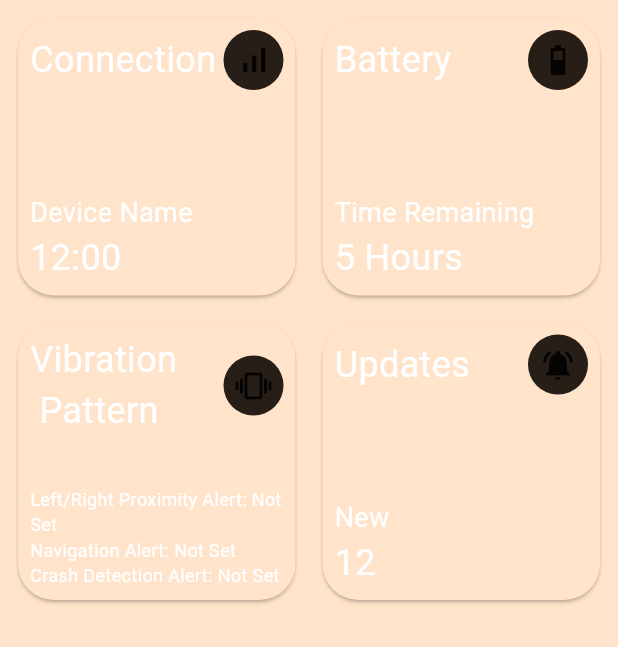
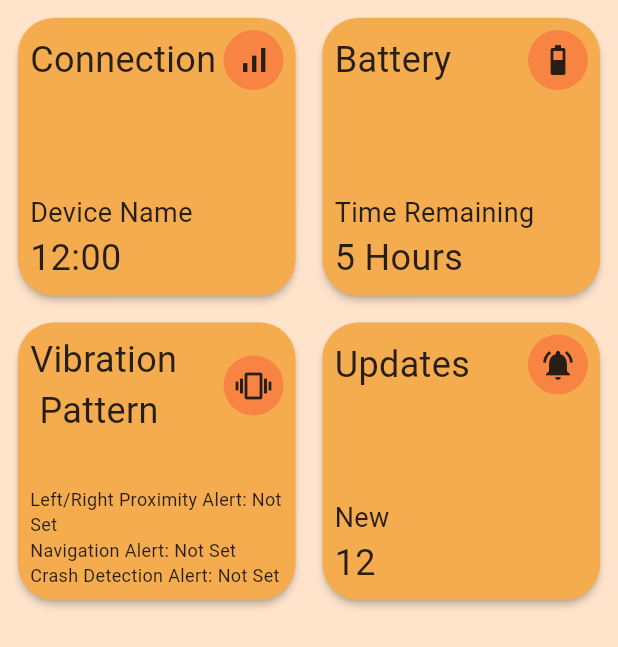
Before and after one commit to ashyturtle/vest-app, a Flutter app: the HomePage screen opened directly, on a phone screen of 412 x 824 dp. Shown: the top 647 px of the screen. Run offline on Flutter 3.47's test engine with Material 3 defaults, Android fonts, the phone set to English and light mode, and no system bars; our stand-ins replace cloud_firestore, firebase_auth, firebase_core, geocoding, google_fonts, google_maps_flutter and 6 more; missing offline and left inert: audio_session, flutter_polyline_points; accounts and stored records are empty.

Commit message:
Styles updated

```diff
--- a/lib/homePage.dart
+++ b/lib/homePage.dart
@@ -74,13 +74,14 @@
                           children: [
                             Text("Connection",
                             style: TextStyle(
-                                color: Colors.white,
+                              color: MyApp.accentColor,
                                 fontSize: 24,
 
                             ),
                             ),
                             Container(
-                              decoration: BoxDecoration(borderRadius: BorderRadius.circular(40), color: MyApp.accentColor),
+                              decoration: BoxDecoration(borderRadius: BorderRadius.circular(40), color: MyApp.secondaryColor),
+
                               width: 40,
                               height: 40,
                               child: isConnected ? Icon(Icons.signal_cellular_alt): Icon(Icons.signal_cellular_null),
@@ -93,13 +94,13 @@
                           children: [
                             Text("Device Name",
                                 style: TextStyle(
-                                    color: Colors.white,
+                                    color: MyApp.accentColor,
                                     fontSize: 18
                                 ),
                             ),
                             Text("12:00",
                               style: TextStyle(
-                                color: Colors.white,
+                                  color: MyApp.accentColor,
                                 fontSize: 24
                             ),)
 
@@ -147,13 +148,13 @@
                           children: [
                             Text("Battery",
                               style: TextStyle(
-                                color: Colors.white,
+                                color: MyApp.accentColor,
                                 fontSize: 24,
 
                               ),
                             ),
                             Container(
-                              decoration: BoxDecoration(borderRadius: BorderRadius.circular(40), color: MyApp.accentColor),
+                              decoration: BoxDecoration(borderRadius: BorderRadius.circular(40), color: MyApp.secondaryColor),
                               width: 40,
                               height: 40,
                               child: Builder(builder: (context) {
@@ -180,13 +181,13 @@
                           children: [
                             Text("Time Remaining",
                               style: TextStyle(
-                                  color: Colors.white,
+                                  color: MyApp.accentColor,
                                   fontSize: 18
                               ),
                             ),
                             Text("5 Hours",
                               style: TextStyle(
-                                  color: Colors.white,
+                                  color: MyApp.accentColor,
                                   fontSize: 24
                               ),)
 
@@ -212,15 +213,13 @@
                       Text(
                         "Vibration\n Pattern",
                         style: TextStyle(
-                          color: Colors.white,
+                          color: MyApp.accentColor,
                           fontSize: 24,
                         ),
                       ),
                       Container(
-                        decoration: BoxDecoration(
-                          borderRadius: BorderRadius.circular(40),
-                          color: MyApp.accentColor,
-                        ),
+                        decoration: BoxDecoration(borderRadius: BorderRadius.circular(40), color: MyApp.secondaryColor),
+
                         width: 40,
                         height: 40,
                         child: Icon(Icons.vibration),
@@ -233,15 +232,21 @@
                     children: [
                       Text(
                         "Left/Right Proximity Alert: ${leftRightProximityAlertID ?? "Not Set"}",
-                        style: TextStyle(color: Colors.white, fontSize: 12),
+                        style: TextStyle(
+                            color: MyApp.accentColor,
+                            fontSize: 12),
                       ),
                       Text(
                         "Navigation Alert: ${navigationAlertID ?? "Not Set"}",
-                        style: TextStyle(color: Colors.white, fontSize: 12),
+                        style: TextStyle(
+                            color: MyApp.accentColor,
+                            fontSize: 12),
                       ),
                       Text(
                         "Crash Detection Alert: ${crashDetectionAlertID ?? "Not Set"}",
-                        style: TextStyle(color: Colors.white, fontSize: 12),
+                        style: TextStyle(
+                            color: MyApp.accentColor,
+                            fontSize: 12),
                       ),
                     ],
                   ),
@@ -264,17 +269,19 @@
                   // Dropdown for Left/Right Proximity Alerts
                   Text(
                     "Left/Right Proximity Alerts",
-                    style: TextStyle(fontSize: 18, fontWeight: FontWeight.bold, color: Colors.white),
+                    style: TextStyle(fontSize: 18, fontWeight: FontWeight.bold, color: MyApp.accentColor,),
                   ),
                   DropdownButton<String>(
                     value: leftRightProximityAlertID,
                     hint: Text("Select Pattern",
-                    style: TextStyle(color: Colors.white)),
+                    style: TextStyle(
+                      color: MyApp.accentColor,
+                    )),
                     items: vibrationPatterns.map((String pattern) {
                       return DropdownMenuItem<String>(
                         value: pattern,
                         child: Text(pattern,
-                            style: TextStyle(color: Colors.white)),
+                            style: TextStyle(color: MyApp.accentColor,)),
                       );
                     }).toList(),
                     onChanged: (String? newValue) {
@@ -289,15 +296,15 @@
                   // Dropdown for Navigation Alerts
                   Text(
                     "Navigation Alerts",
-                    style: TextStyle(fontSize: 18, fontWeight: FontWeight.bold, color:Colors.white),
+                    style: TextStyle(fontSize: 18, fontWeight: FontWeight.bold, color: MyApp.accentColor,),
                   ),
                   DropdownButton<String>(
                     value: navigationAlertID,
-                    hint: Text("Select Pattern",style: TextStyle(color: Colors.white)),
+                    hint: Text("Select Pattern",style: TextStyle(color: MyApp.accentColor,)),
                     items: vibrationPatterns.map((String pattern) {
                       return DropdownMenuItem<String>(
                         value: pattern,
-                        child: Text(pattern, style: TextStyle(color: Colors.white)),
+                        child: Text(pattern, style: TextStyle(color: MyApp.accentColor,)),
                       );
                     }).toList(),
                     onChanged: (String? newValue) {
@@ -312,15 +319,15 @@
                   // Dropdown for Crash Detection Alerts
                   Text(
                     "Crash Detection Alerts",
-                    style: TextStyle(fontSize: 18, fontWeight: FontWeight.bold, color: Colors.white),
+                    style: TextStyle(fontSize: 18, fontWeight: FontWeight.bold, color: MyApp.accentColor,),
                   ),
                   DropdownButton<String>(
                     value: crashDetectionAlertID,
-                    hint: Text("Select Pattern",style: TextStyle(color: Colors.white)),
+                    hint: Text("Select Pattern",style: TextStyle(color: MyApp.accentColor,)),
                     items: vibrationPatterns.map((String pattern) {
                       return DropdownMenuItem<String>(
                         value: pattern,
-                        child: Text(pattern, style: TextStyle(color: Colors.white)),
+                        child: Text(pattern, style: TextStyle(color: MyApp.accentColor,)),
                       );
                     }).toList(),
                     onChanged: (String? newValue) {
@@ -373,13 +380,13 @@
                           children: [
                             Text("Updates",
                               style: TextStyle(
-                                color: Colors.white,
+                                color: MyApp.accentColor,
                                 fontSize: 24,
 
                               ),
                             ),
                             Container(
-                              decoration: BoxDecoration(borderRadius: BorderRadius.circular(40), color: MyApp.accentColor),
+                              decoration: BoxDecoration(borderRadius: BorderRadius.circular(40), color: MyApp.secondaryColor),
                               width: 40,
                               height: 40,
                               child: Icon(Icons.notifications_active),
@@ -392,13 +399,13 @@
                           children: [
                             Text("New",
                               style: TextStyle(
-                                  color: Colors.white,
+                                  color: MyApp.accentColor,
                                   fontSize: 18
                               ),
                             ),
                             Text("12",
                               style: TextStyle(
-                                  color: Colors.white,
+                                  color: MyApp.accentColor,
                                   fontSize: 24
                               ),)
                           ],
```
Also changed, not shown: lib/main.dart (+13 -4 lines).
